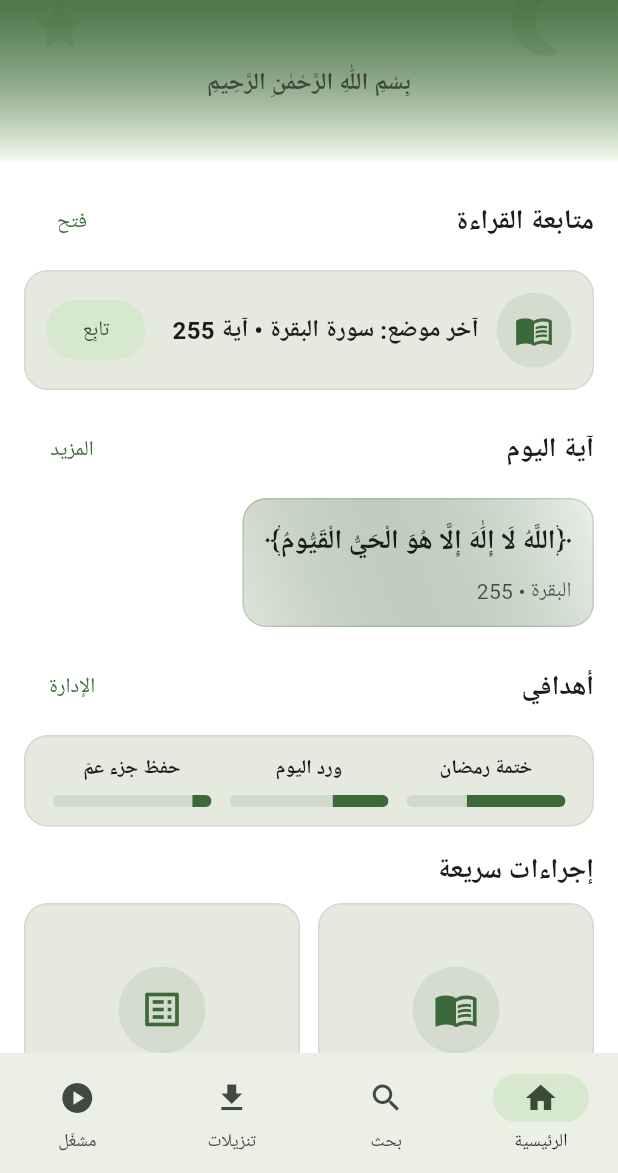
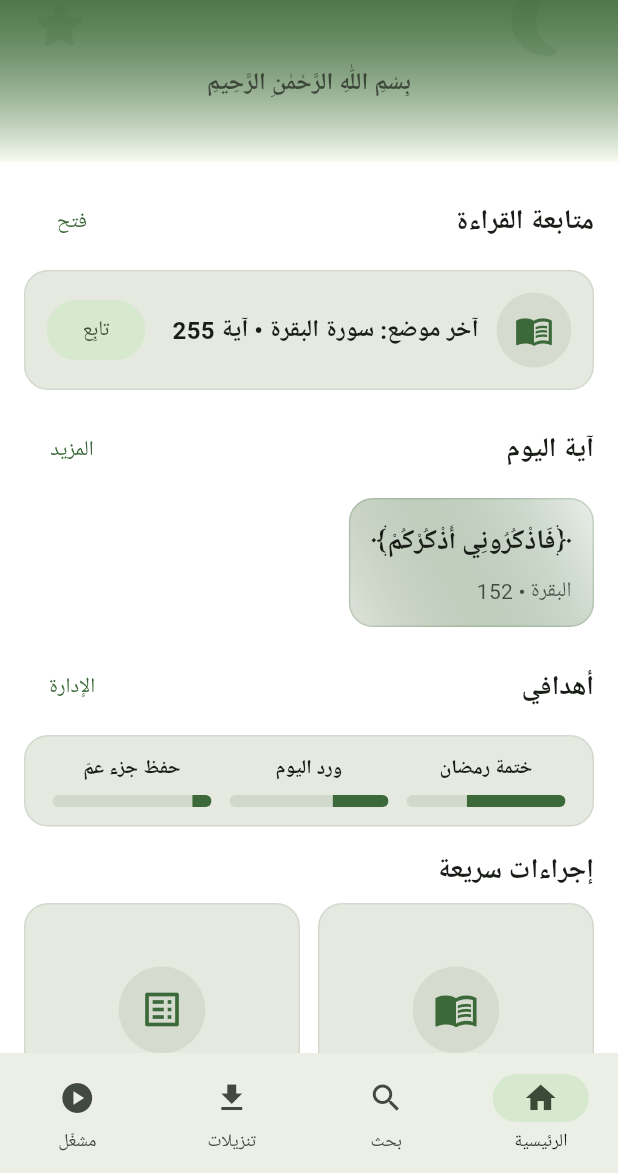
Before and after one commit to IbrahimElshishtawy/QuranGlow, a Flutter app: the screen it shows after launch, on a phone screen of 412 x 824 dp, the part 63-1236 px from its top. Run offline on Flutter 3.47's test engine with Material 3 defaults, Android fonts, the phone set to English and light mode, and no system bars; our stand-ins replace connectivity_plus, dio, flutter_riverpod, google_fonts, hive, hive_flutter and 6 more; accounts and stored records are empty.

Commit message:
Update daily_ayah_card.dart

```diff
--- a/quranglow/lib/features/ui/pages/home/sections/daily_ayah_card.dart
+++ b/quranglow/lib/features/ui/pages/home/sections/daily_ayah_card.dart
@@ -1,15 +1,19 @@
 // ignore_for_file: deprecated_member_use
 
 import 'package:flutter/material.dart';
+import 'package:flutter_riverpod/flutter_riverpod.dart';
+import 'package:quranglow/core/di/daily_ayah_provider.dart';
 import 'package:quranglow/features/ui/pages/home/widgets/section_title.dart';
 import 'package:quranglow/features/ui/routes/app_routes.dart';
 
-class DailyAyahCard extends StatelessWidget {
+class DailyAyahCard extends ConsumerWidget {
   const DailyAyahCard({super.key});
 
   @override
-  Widget build(BuildContext context) {
+  Widget build(BuildContext context, WidgetRef ref) {
     final cs = Theme.of(context).colorScheme;
+    final ayah = ref.watch(dailyAyahProvider);
+
     return Column(
       crossAxisAlignment: CrossAxisAlignment.start,
       children: [
@@ -21,10 +25,33 @@ class DailyAyahCard extends StatelessWidget {
           },
         ),
         const SizedBox(height: 8),
-        Container(
+        ayah.when(
+          loading: () => Container(
+            height: 110,
+            alignment: Alignment.center,
+            decoration: BoxDecoration(
+              color: cs.surfaceContainerHigh,
+              borderRadius: BorderRadius.circular(16),
+              border: Border.all(color: cs.primary.withOpacity(.20)),
+            ),
+            child: const CircularProgressIndicator(),
+          ),
+          error: (e, _) => Container(
+            padding: const EdgeInsets.all(14),
+            decoration: BoxDecoration(
+              color: cs.errorContainer,
+              borderRadius: BorderRadius.circular(16),
+              border: Border.all(color: cs.error),
+            ),
+            child: Text('تعذّر تحميل آية اليوم: $e'),
+          ),
+          data: (d) => Container(
             decoration: BoxDecoration(
               gradient: LinearGradient(
-              colors: [cs.primary.withOpacity(.10), cs.surfaceContainerHighest],
+                colors: [
+                  cs.primary.withOpacity(.10),
+                  cs.surfaceContainerHighest,
+                ],
                 begin: Alignment.topRight,
                 end: Alignment.bottomLeft,
               ),
@@ -34,22 +61,23 @@ class DailyAyahCard extends StatelessWidget {
             padding: const EdgeInsets.fromLTRB(14, 12, 14, 12),
             child: Column(
               crossAxisAlignment: CrossAxisAlignment.start,
-            children: const [
+              children: [
                 Text(
-                '﴿اللَّهُ لَا إِلَٰهَ إِلَّا هُوَ الْحَيُّ الْقَيُّومُ﴾',
+                  d.text,
                   textAlign: TextAlign.right,
-                style: TextStyle(
+                  style: const TextStyle(
                     fontSize: 18,
                     height: 1.8,
                     fontWeight: FontWeight.w700,
                   ),
                 ),
-              SizedBox(height: 6),
+                const SizedBox(height: 6),
                 Opacity(
                   opacity: .75,
-                child: Text('البقرة • 255', style: TextStyle(fontSize: 14)),
+                  child: Text(d.ref, style: const TextStyle(fontSize: 14)),
                 ),
               ],
+            ),
           ),
         ),
       ],
```
Lines whose indentation alone changed are shown as unchanged.
